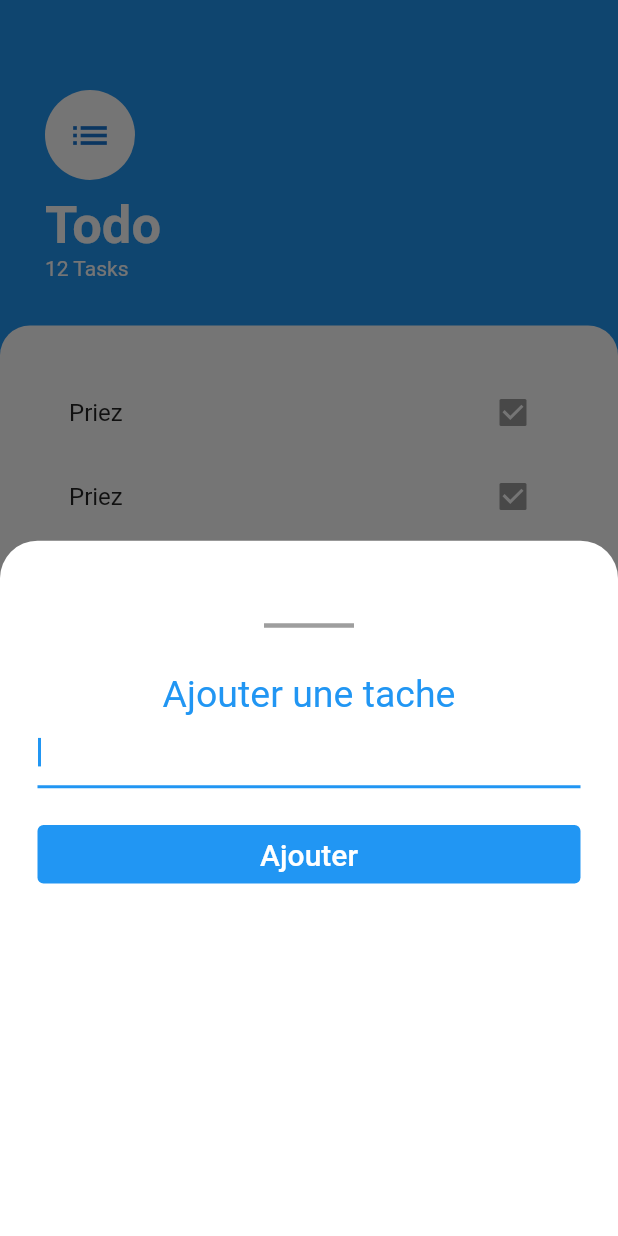
After one commit to madison08/todo_flutter, a Flutter app: the screen it shows after launch, after a tap on the "add" icon, on a phone screen of 412 x 824 dp. The commit adds this screen. Run offline on Flutter 3.47's test engine with Material 2 defaults, Android fonts, the phone set to English and light mode, and no system bars.

Commit message:
add task screen

```diff
--- /dev/null
+++ b/lib/constants.dart
@@ -0,0 +1,3 @@
+import 'package:flutter/material.dart';
+
+const kPrimaryColor = Colors.blue;
--- a/lib/screens/Tasks_screen.dart
+++ b/lib/screens/Tasks_screen.dart
@@ -1,4 +1,6 @@
 import 'package:flutter/material.dart';
+import 'package:todoapp/constants.dart';
+import 'package:todoapp/screens/addTask_screen.dart';
 
 import '../widgets/Tasks_list.dart';
 
@@ -6,9 +8,16 @@ class TasksScreen extends StatelessWidget {
   @override
   Widget build(BuildContext context) {
     return Scaffold(
-      backgroundColor: Colors.lightBlueAccent,
+      backgroundColor: kPrimaryColor,
       floatingActionButton: FloatingActionButton(
-        onPressed: null,
+        onPressed: () {
+          showModalBottomSheet(
+            context: context,
+            builder: (BuildContext context) => AddTask(),
+            backgroundColor: Colors.transparent,
+            isDismissible: false,
+          );
+        },
         child: Icon(Icons.add),
         backgroundColor: Colors.lightBlueAccent,
       ),
--- /dev/null
+++ b/lib/screens/addTask_screen.dart
@@ -0,0 +1,62 @@
+import 'package:flutter/material.dart';
+import 'package:todoapp/constants.dart';
+
+class AddTask extends StatelessWidget {
+  @override
+  Widget build(BuildContext context) {
+    return Container(
+      padding: EdgeInsets.all(25.0),
+      width: 10.0,
+      decoration: BoxDecoration(
+        color: Colors.white,
+        borderRadius: BorderRadius.only(
+          topLeft: Radius.circular(25.0),
+          topRight: Radius.circular(25.0),
+        ),
+      ),
+      child: Column(
+        children: <Widget>[
+          SizedBox(
+            height: 30.0,
+          ),
+          Container(
+            color: Colors.grey,
+            width: 60.0,
+            height: 3.0,
+          ),
+          SizedBox(
+            height: 30.0,
+          ),
+          Text(
+            'Ajouter une tache',
+            style: TextStyle(
+              color: Colors.blue,
+              fontSize: 25.0,
+            ),
+          ),
+          TextField(
+            autofocus: true,
+          ),
+          SizedBox(
+            height: 20.0,
+          ),
+          Container(
+            width: double.infinity,
+            child: TextButton(
+                onPressed: null,
+                child: Text(
+                  'Ajouter',
+                  style: TextStyle(
+                    color: Colors.white,
+                    fontSize: 20.0,
+                  ),
+                ),
+                style: TextButton.styleFrom(
+                  backgroundColor: kPrimaryColor,
+                )),
+          )
+        ],
+      ),
+    );
+  }
+}
```
